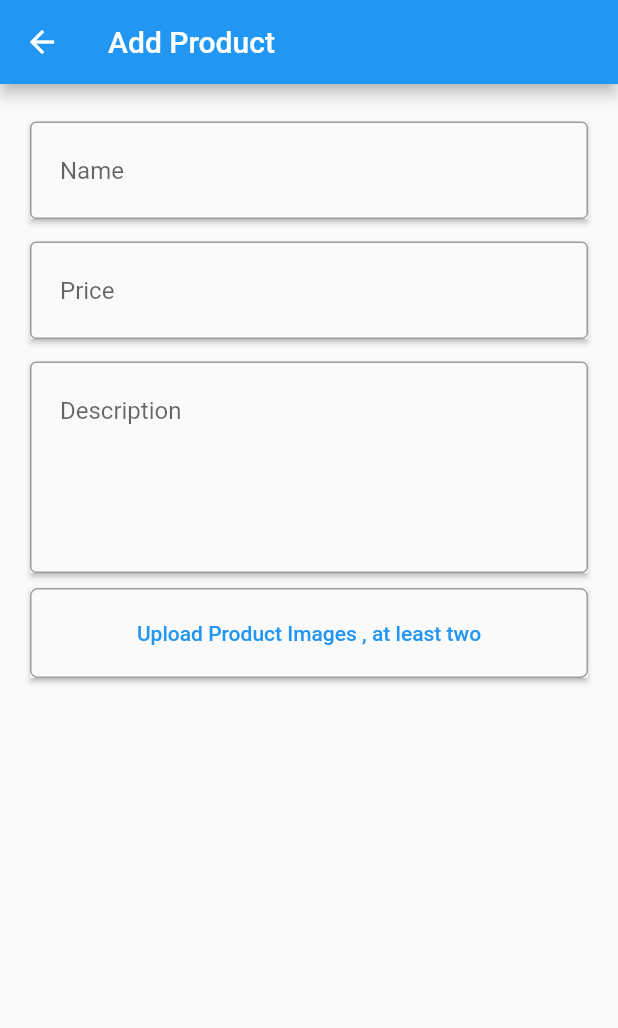
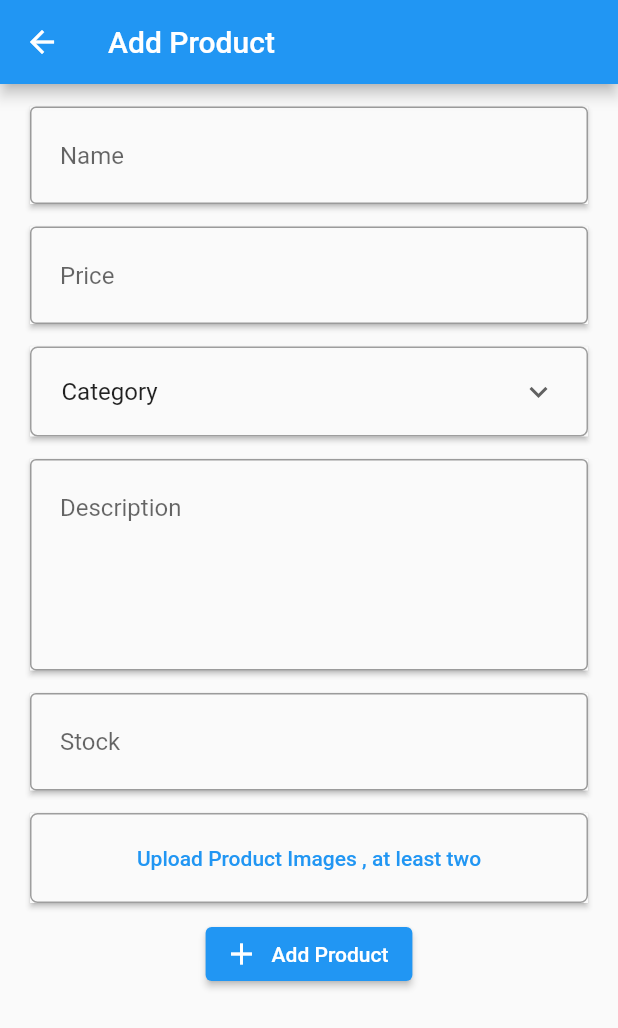
Before and after one commit to Mahmoudagha01/ShoPack-Admin, a Flutter app: the AddProductView screen opened by its route, on a phone screen of 412 x 824 dp. Shown: the top 1028 px of the screen. Run offline on Flutter 3.47's test engine with Material 2 defaults, Android fonts, the phone set to English and light mode, and no system bars; our stand-ins replace bloc, dartz, dio, equatable, flutter_bloc, get_it and 3 more; missing offline and left inert: cloudinary_sdk; accounts and stored records are empty.

Commit message:
Finish Add Product Feature ➕

```diff
--- a/lib/business_logic/products/products_bloc.dart
+++ b/lib/business_logic/products/products_bloc.dart
@@ -1,24 +1,77 @@
 import 'package:bloc/bloc.dart';
+import 'package:cloudinary_sdk/cloudinary_sdk.dart';
 import 'package:equatable/equatable.dart';
 import 'package:image_picker/image_picker.dart';
+import 'package:shopack_admin/core/utilities/endpoints.dart';
+import 'package:shopack_admin/data/models/product_model.dart';
+import 'package:shopack_admin/data/repositories/product/product_repository.dart';
 
 part 'products_event.dart';
 part 'products_state.dart';
 
 class ProductsBloc extends Bloc<ProductsEvent, ProductsState> {
+  ProductRepository productRepository;
+
   final ImagePicker imagePicker = ImagePicker();
   List<XFile> imageFileList = [];
-  ProductsBloc() : super(ProductsInitial()) {
-    on<ProductsEvent>((event, emit) {
-      // TODO: implement event handler
-    });
+  List<String> imagesUrls = [];
+  String dropdownvalue = 'Category';
+  List<CloudinaryResponse> responses = [];
+  var items = [
+    "Category",
+    "Electronics",
+    "Clothes",
+    "Shoes",
+    "Camera",
+    "Sports",
+    "Smartphones",
+  ];
+  ProductsBloc(
+    this.productRepository,
+  ) : super(ProductsInitial()) {
     on<UploadImage>((event, emit) async {
       emit(UploadImagesLoadingState());
       final List<XFile> selectedImages = await imagePicker.pickMultiImage();
       if (selectedImages.isNotEmpty) {
         imageFileList.addAll(selectedImages);
+        final resources = await Future.wait(
+          imageFileList.map(
+            (file) async => CloudinaryUploadResource(
+              filePath: file.path,
+              resourceType: CloudinaryResourceType.image,
+            ),
+          ),
+        );
+
+        final cloudinary = Cloudinary.full(
+            apiKey: CLOUDINARY_API_KEY,
+            apiSecret: CLOUDINARY_SECRET_KEY,
+            cloudName: CLOUDINARY_NAME);
+        responses = await cloudinary.uploadResources(resources);
+
+        for (var response in responses) {
+          if (response.isSuccessful) {
+            var path = response.secureUrl;
+            imagesUrls.add(path!);
+          }
+        }
       }
       emit(UploadImagesState(imageFileList));
     });
+    on<ChangeDropDownValue>((event, emit) {
+      emit(DropdownUnSelectedState());
+      dropdownvalue = event.newValue;
+      emit(DropdownSelectedState());
+    });
+
+    on<CreateProduct>((event, emit) async {
+      emit(AddProductsLoadingState());
+      final failureOrSuccess = await productRepository.addProduct(
+          AddProductParams(event.name, event.price, event.category,
+              event.description, event.stock, event.images));
+      failureOrSuccess.fold(
+          (failure) => emit(AddProductsErrorState(failure.message)),
+          (success) => emit(AddProductsLoadedState(success)));
+    });
   }
 }
--- a/lib/business_logic/products/products_event.dart
+++ b/lib/business_logic/products/products_event.dart
@@ -6,6 +6,25 @@ abstract class ProductsEvent extends Equatable {
   @override
   List<Object> get props => [];
 }
-class UploadImage extends ProductsEvent{
+
+class UploadImage extends ProductsEvent {
 
 }
+
+class ChangeDropDownValue extends ProductsEvent {
+  final String newValue;
+
+  const ChangeDropDownValue(this.newValue);
+}
+
+class CreateProduct extends ProductsEvent {
+  final String name;
+  final String price;
+  final String category;
+  final String description;
+  final String stock;
+  final List images;
+
+  const CreateProduct(this.name, this.price, this.category, this.description,
+      this.stock, this.images);
+}
--- a/lib/business_logic/products/products_state.dart
+++ b/lib/business_logic/products/products_state.dart
@@ -8,11 +8,31 @@ abstract class ProductsState extends Equatable {
 }
 
 class ProductsInitial extends ProductsState {}
+class UploadImagesLoadingState extends ProductsState {
 
-class UploadImagesLoadingState extends ProductsState {}
+}
+
 
 class UploadImagesState extends ProductsState {
   final List<XFile> images;
 
   const UploadImagesState(this.images);
 }
+
+class DropdownUnSelectedState extends ProductsState {}
+
+class DropdownSelectedState extends ProductsState {}
+
+class AddProductsLoadingState extends ProductsState {}
+
+class AddProductsLoadedState extends ProductsState {
+  final ProductsModel data;
+
+  const AddProductsLoadedState(this.data);
+}
+
+class AddProductsErrorState extends ProductsState {
+  final String message;
+
+  const AddProductsErrorState(this.message);
+}
--- a/lib/core/utilities/endpoints.dart
+++ b/lib/core/utilities/endpoints.dart
@@ -1,8 +1,15 @@
+// ignore_for_file: constant_identifier_names
+
 const String baseApiUrl = "http://192.168.1.9:4000/api/v1";
 const String loginEndPoint = "/users/login";
-const String createProductEndPoint = "/admin/product/new";
+const String addProductEndPoint = "/admin/product/new";
 const String editProductEndPoint = "/admin/product/";
 const String deleteProductEndPoint = "/admin/product/";
 const String getAllUsersEndPoint = "/users/admin/allusers";
 const String getSingleUserEndPoint = "/users/admin/singleuser/";
 const String getAllOrdersEndPoint = "/admin/orders";
+
+//Cloudinary
+const String CLOUDINARY_NAME='dqqtsxgyx';
+const String CLOUDINARY_API_KEY='176463544546762';
+const String CLOUDINARY_SECRET_KEY='Tgj45XEamxt7alsqlcdnuCIzMvA';
--- a/lib/core/utilities/strings.dart
+++ b/lib/core/utilities/strings.dart
@@ -10,8 +10,10 @@ class AppStrings {
   static const String login = "Login";
   static const String producName = "Name";
   static const String productPrice = "Price";
+    static const String productStock = "Stock";
   static const String desc = "Description";
   static const String loginsuccess = "Login done successfully";
+    static const String addProductsuccess = "Product Added successfully";
   static const String addProduct = "Add Product";
   static const String loading = "loading";
   static const String retryAgain = "retry_again";
@@ -21,6 +23,7 @@ class AppStrings {
   static const String emptyEmail = "Email is required";
   static const String emptyName = "Name is required";
   static const String emptyPrice = "Price is required";
+    static const String emptyStock = "Number of Products in Stock is required";
   static const String emptyDesc = "Description is required";
   static const String invalidEmail =
       "Not a valid email address. Should be your@email.com";
@@ -34,6 +37,7 @@ class AppStrings {
   static const String contactUs = "contact_us";
   static const String inviteYourFriends = "invite_your_friends";
   static const String logout = "logout";
+
 
   // error handler
   static const String badRequestError = "This email has been used before";
--- a/lib/data/datasources/admin/admin_datasource.dart
+++ b/lib/data/datasources/admin/admin_datasource.dart
@@ -1,6 +1,8 @@
-import 'package:shopack_admin/data/repositories/admin/admin_repository.dart';
+import 'package:shopack_admin/core/helper/local/shared_preference.dart';
+
 import '../../../core/helper/remote/network_provider.dart';
 import '../../../core/utilities/endpoints.dart';
+import '../../models/login_model.dart';
 
 abstract class AdminDatasource {
   late APIProvider apiProvider;
--- a/lib/data/models/login_model.dart
+++ b/lib/data/models/login_model.dart
@@ -45,3 +45,12 @@ class LoginModel extends Equatable {
     ];
   }
 }
+
+class LoginParams {
+  final String email;
+  final String password;
+  LoginParams({
+    required this.email,
+    required this.password,
+  });
+}
--- /dev/null
+++ b/lib/data/models/product_model.dart
@@ -0,0 +1,99 @@
+import 'package:equatable/equatable.dart';
+
+class ProductsModel extends Equatable {
+  final bool success;
+  final ProductModel products;
+
+  const ProductsModel(
+    this.success,
+    this.products,
+  );
+  factory ProductsModel.fromJson(Map<String, dynamic> json) => ProductsModel(
+      json['success'],
+            ProductModel.fromJson(json['product']));
+
+
+  @override
+  List<Object> get props => [success, products];
+}
+
+class ProductModel extends Equatable {
+  final String id;
+  final String name;
+  final String description;
+  final int price;
+  final num ratings;
+  final List<ImageModel> images;
+  final String category;
+  final int stock;
+  final int numOfReviews;
+  final String user;
+
+  const ProductModel({
+    required this.id,
+    required this.name,
+    required this.description,
+    required this.price,
+    required this.ratings,
+    required this.images,
+    required this.category,
+    required this.stock,
+    required this.numOfReviews,
+    required this.user,
+
+  });
+  factory ProductModel.fromJson(Map<String, dynamic> json) => ProductModel(
+        id: json['_id'],
+        name: json['name'],
+        description: json['description'],
+        price: json['price'],
+        ratings: json['ratings'],
+        images: List<ImageModel>.from(
+            json['images'].map((x) => ImageModel.fromJson(x))),
+        category: json['category'],
+        stock: json['stock'],
+        numOfReviews: json['numOfReviews'],
+        user: json['user'],
+
+      );
+  @override
+  List<Object?> get props {
+    return [
+      id,
+      name,
+      description,
+      price,
+      ratings,
+      images,
+      category,
+      stock,
+      numOfReviews,
+      user,
+
+    ];
+  }
+}
+
+class ImageModel extends Equatable {
+  final String publicid;
+  final String url;
+
+  const ImageModel(this.publicid, this.url);
+  factory ImageModel.fromJson(Map<String, dynamic> json) =>
+      ImageModel(json['public_id'], json['url']);
+  @override
+  List<Object> get props => [publicid, url];
+}
+
+
+
+class AddProductParams {
+  final String name;
+  final String price;
+  final String category;
+  final String description;
+  final String stock;
+  final List images;
+
+  AddProductParams(this.name, this.price, this.category, this.description, this.stock, this.images);
+}
--- a/lib/data/repositories/admin/admin_repository.dart
+++ b/lib/data/repositories/admin/admin_repository.dart
@@ -12,12 +12,3 @@ abstract class AdminRepository {
 
   Future<Either<Failure, LoginModel>> login(LoginParams params);
 }
-
-class LoginParams {
-  final String email;
-  final String password;
-  LoginParams({
-    required this.email,
-    required this.password,
-  });
-}
--- /dev/null
+++ b/lib/data/repositories/product/product_repository.dart
@@ -0,0 +1,12 @@
+import 'package:dartz/dartz.dart';
+import 'package:shopack_admin/core/error/failure.dart';
+import 'package:shopack_admin/core/helper/remote/network_info.dart';
+import 'package:shopack_admin/data/datasources/product/product_datasource.dart';
+import 'package:shopack_admin/data/models/product_model.dart';
+
+abstract class ProductRepository {
+  late NetworkInfo networkInfo;
+  late ProductDataSource productDataSource;
+
+  Future<Either<Failure,ProductsModel>> addProduct(AddProductParams params);
+}
--- a/lib/main.dart
+++ b/lib/main.dart
@@ -1,3 +1,4 @@
+import 'package:cloudinary_sdk/cloudinary_sdk.dart';
 import 'package:flutter/material.dart';
 import 'package:flutter_bloc/flutter_bloc.dart';
 import 'package:shopack_admin/business_logic/BNB/BottomNavigationBar_bloc.dart';
@@ -7,6 +8,7 @@ import 'package:shopack_admin/dependency_injection.dart';
 import 'business_logic/Admin/login_bloc.dart';
 import 'core/utilities/router.dart';
 import 'core/utilities/routes.dart';
+
 
 void main() async {
   WidgetsFlutterBinding.ensureInitialized();
@@ -25,10 +27,10 @@ class MyApp extends StatelessWidget {
         BlocProvider(
           create: (context) => injector<LoginBloc>(),
         ),
-          BlocProvider(
+        BlocProvider(
           create: (context) => injector<BottomNavigationBarBloc>(),
         ),
-            BlocProvider(
+        BlocProvider(
           create: (context) => injector<ProductsBloc>(),
         ),
       ],
--- a/lib/presentation/views/addProduct.dart
+++ b/lib/presentation/views/addProduct.dart
@@ -1,9 +1,9 @@
 import 'dart:io';
 import 'package:flutter/material.dart';
 import 'package:flutter_bloc/flutter_bloc.dart';
-
 import 'package:shopack_admin/business_logic/products/products_bloc.dart';
 import 'package:shopack_admin/core/utilities/strings.dart';
+import 'package:shopack_admin/presentation/widgets/alert_snackbar.dart';
 import 'package:shopack_admin/presentation/widgets/maintextformfield.dart';
 
 class AddProductView extends StatelessWidget {
@@ -14,7 +14,7 @@ class AddProductView extends StatelessWidget {
   final TextEditingController pName = TextEditingController();
 
   final TextEditingController pDescription = TextEditingController();
-
+  final TextEditingController pStock = TextEditingController();
   final TextEditingController pPrice = TextEditingController();
 
   @override
@@ -31,7 +31,7 @@ class AddProductView extends StatelessWidget {
             child: Column(
               children: [
                 const SizedBox(
-                  height: 15,
+                  height: 5,
                 ),
                 MainTFF(
                     labelText: AppStrings.producName,
@@ -67,6 +67,48 @@ class AddProductView extends StatelessWidget {
                 const SizedBox(
                   height: 15,
                 ),
+                BlocBuilder<ProductsBloc, ProductsState>(
+                  builder: (context, state) {
+                    return Material(
+                      elevation: 1.5,
+                      child: Container(
+                        width: MediaQuery.of(context).size.width,
+                        height: 60,
+                        decoration: BoxDecoration(
+                          borderRadius: BorderRadius.circular(5),
+                          border: Border.all(color: Colors.grey),
+                        ),
+                        child: Padding(
+                          padding: const EdgeInsets.symmetric(
+                              horizontal: 20, vertical: 10),
+                          child: DropdownButton(
+                            isExpanded: true,
+                            underline: const SizedBox(),
+                            borderRadius: BorderRadius.circular(12),
+                            value: BlocProvider.of<ProductsBloc>(context)
+                                .dropdownvalue,
+                            icon: const Icon(Icons.keyboard_arrow_down),
+                            items: BlocProvider.of<ProductsBloc>(context)
+                                .items
+                                .map((String items) {
+                              return DropdownMenuItem(
+                                value: items,
+                                child: Text(items),
+                              );
+                            }).toList(),
+                            onChanged: (String? newValue) {
+                              BlocProvider.of<ProductsBloc>(context)
+                                  .add(ChangeDropDownValue(newValue!));
+                            },
+                          ),
+                        ),
+                      ),
+                    );
+                  },
+                ),
+                const SizedBox(
+                  height: 15,
+                ),
                 MainTFF(
                     labelText: AppStrings.desc,
                     controller: pDescription,
@@ -82,7 +124,24 @@ class AddProductView extends StatelessWidget {
                     borderRadius: 16,
                     inputType: TextInputType.text),
                 const SizedBox(
-                  height: 10,
+                  height: 15,
+                ),
+                MainTFF(
+                    labelText: AppStrings.productStock,
+                    controller: pStock,
+                    validate: (value) {
+                      if (value!.isEmpty) {
+                        return AppStrings.emptyStock;
+                      }
+                      return null;
+                    },
+                    border: const OutlineInputBorder(),
+                    max: 1,
+                    isPassword: false,
+                    borderRadius: 16,
+                    inputType: TextInputType.number),
+                const SizedBox(
+                  height: 15,
                 ),
                 InkWell(
                   onTap: () async {
@@ -113,8 +172,8 @@ class AddProductView extends StatelessWidget {
                 ),
                 BlocBuilder<ProductsBloc, ProductsState>(
                   builder: (context, state) {
-                    return state is UploadImagesState
-                        ? SizedBox(
+                    if (state is UploadImagesState) {
+                      return SizedBox(
                         height: 130,
                         width: MediaQuery.of(context).size.width,
                         child: Padding(
@@ -126,8 +185,7 @@ class AddProductView extends StatelessWidget {
                               gridDelegate:
                                   const SliverGridDelegateWithFixedCrossAxisCount(
                                       crossAxisCount: 3),
-                                  itemBuilder:
-                                      (BuildContext context, int index) {
+                              itemBuilder: (BuildContext context, int index) {
                                 return Padding(
                                   padding: const EdgeInsets.all(4.0),
                                   child: Container(
@@ -143,8 +201,46 @@ class AddProductView extends StatelessWidget {
                                 );
                               }),
                         ),
-                          )
-                        : const SizedBox();
+                      );
+                    } else if (state is UploadImagesLoadingState) {
+                      return const Center(child: CircularProgressIndicator());
+                    } else {
+                      return const SizedBox();
+                    }
+                  },
+                ),
+                const SizedBox(
+                  height: 5,
+                ),
+                BlocConsumer<ProductsBloc, ProductsState>(
+                  listener: (context, state) {
+                    if (state is AddProductsLoadedState) {
+                      showSnackbar(
+                          AppStrings.addProductsuccess, context, Colors.green);
+                    } else if (state is AddProductsErrorState) {
+                      showSnackbar(state.message, context, Colors.red);
+                    }
+                  },
+                  builder: (context, state) {
+                    return state is AddProductsLoadingState
+                        ? const CircularProgressIndicator()
+                        : ElevatedButton.icon(
+                            onPressed: () {
+                              if (formKey.currentState!.validate()) {
+                                BlocProvider.of<ProductsBloc>(context).add(
+                                    CreateProduct(
+                                        pName.text,
+                                        pPrice.text,
+                                        BlocProvider.of<ProductsBloc>(context)
+                                            .dropdownvalue,
+                                        pDescription.text,
+                                        pStock.text,
+                                        BlocProvider.of<ProductsBloc>(context)
+                                            .imagesUrls));
+                              }
+                            },
+                            icon: const Icon(Icons.add),
+                            label: const Text(AppStrings.addProduct));
                   },
                 )
               ],
--- a/pubspec.yaml
+++ b/pubspec.yaml
@@ -34,6 +34,7 @@ dependencies:
   dartz: ^0.10.1
   dio: ^4.0.6
   equatable: ^2.0.5
+  cloudinary_sdk: ^4.0.2+10
   flutter:
     sdk: flutter
   flutter_bloc: ^8.1.1
```
Also changed, not shown: lib/core/helper/remote/network_provider.dart (+4 -6 lines), lib/data/datasources/product/product_datasource.dart (added, +36 -0 lines), lib/data/repositories/product/products_repository_impl.dart (added, +37 -0 lines), lib/dependency_injection.dart (+9 -1 lines), pubspec.lock, 2 other files. Lines whose indentation alone changed are shown as unchanged.
